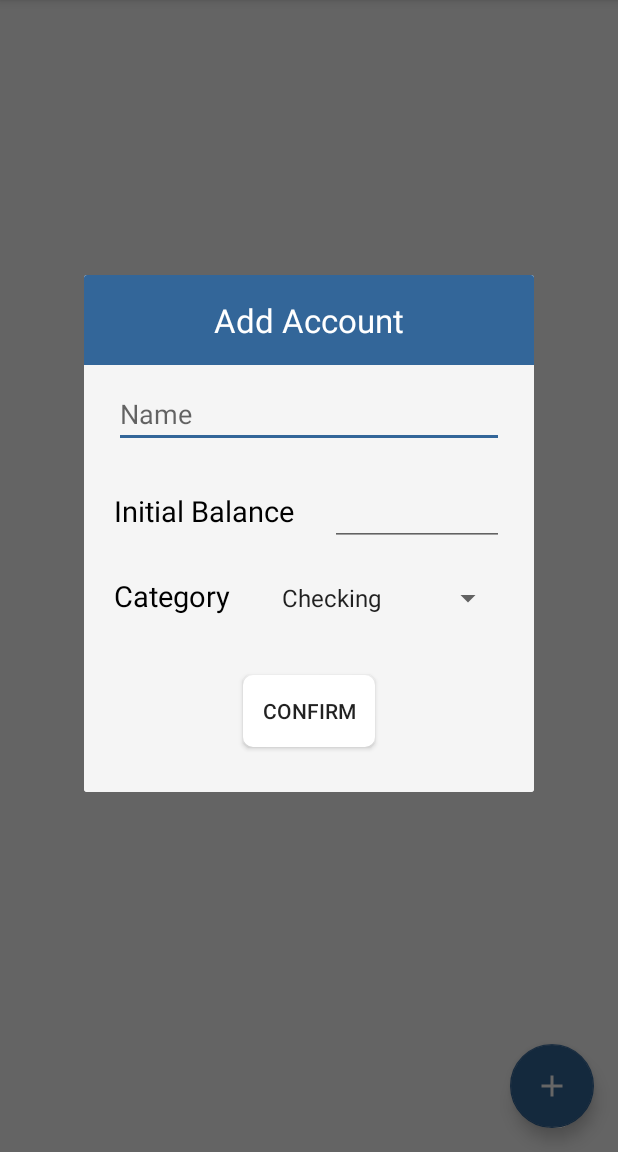
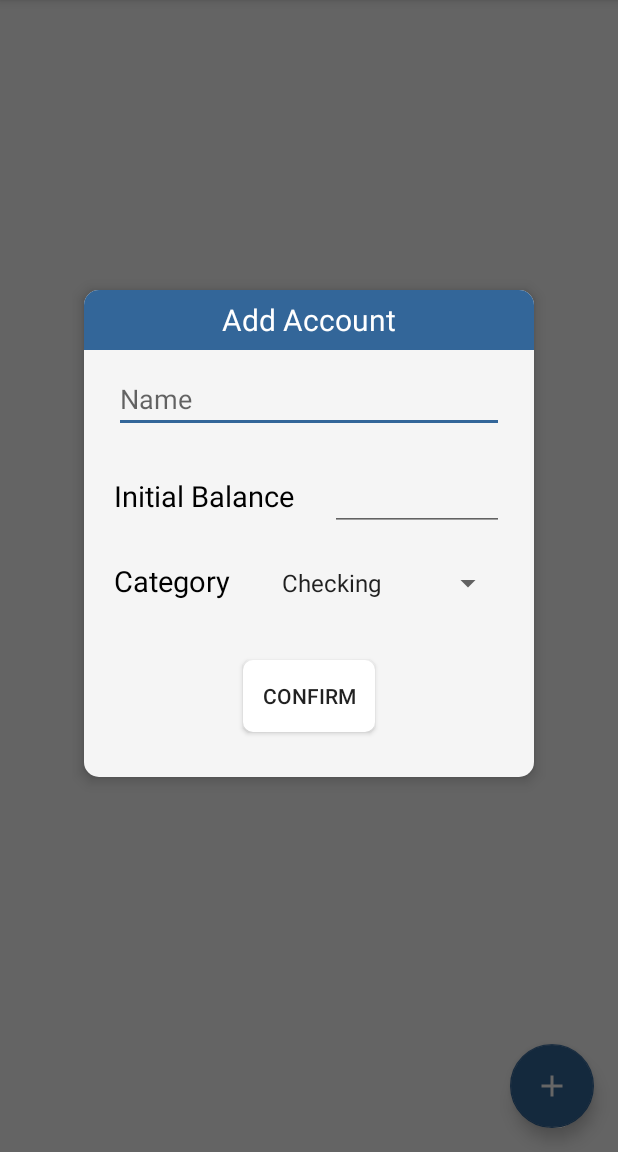
Before and after one commit to Fabioclug/Financial-Aid-App, an Android app: the AccountsFragment screen opened directly, with no data from a screen before it, after a tap on an icon or button, on a phone screen of 412 x 824 dp, the part 84-1236 px from its top. Run offline under Robolectric (Android 15) with nearby library versions, the phone set to English and light mode, and no system bars.

Commit message:
Implement online group removal, change server reference, redesign account options dialog

```diff
--- a/app/src/main/java/br/com/fclug/financialaid/server/ServerUtils.java
+++ b/app/src/main/java/br/com/fclug/financialaid/server/ServerUtils.java
@@ -23,7 +23,7 @@ import java.util.concurrent.TimeoutException;
 public class ServerUtils {
     private static final String TAG = "ServerUtils";
     private static String EMULATOR_SERVER_URL = "http://10.0.2.2:8080/api";
-    private static String SERVER_URL = "http://ec2-18-217-92-219.us-east-2.compute.amazonaws.com:8080";
+    private static String SERVER_URL = "http://35.239.227.242:8080";
 
     public static final String METHOD_GET = "GET";
     public static final String METHOD_POST = "POST";
@@ -39,6 +39,7 @@ public class ServerUtils {
     public static final String ROUTE_GET_SIMILAR_USERS = "/getSimilarUsers";
     public static final String ROUTE_GET_TRANSACTIONS = "/getGroupTransactions";
     public static final String ROUTE_GET_CREDITS = "/getGroupBalances";
+    public static final String ROUTE_REMOVE_GROUP = "/removeGroup";
 
 
     public static final int CONNECT_TIMEOUT = 5000;
--- a/app/src/main/res/layout/add_account_layout.xml
+++ b/app/src/main/res/layout/add_account_layout.xml
@@ -1,25 +1,34 @@
 <?xml version="1.0" encoding="utf-8"?>
-<LinearLayout xmlns:android="http://schemas.android.com/apk/res/android"
-    android:orientation="vertical" android:layout_width="300dp"
+<android.support.v7.widget.CardView
+    xmlns:android="http://schemas.android.com/apk/res/android"
+    xmlns:app="http://schemas.android.com/apk/res-auto"
+    android:orientation="vertical"
+    android:layout_width="wrap_content"
     android:layout_height="wrap_content"
-    android:background="@color/dialog_bg">
+    app:cardCornerRadius="10dp"
+    app:cardPreventCornerOverlap="true"
+    app:cardUseCompatPadding="true"
+    app:cardElevation="5dp"
+    app:cardBackgroundColor="@android:color/transparent"
+    android:background="@android:color/transparent">
 
     <LinearLayout
-        android:layout_width="match_parent"
-        android:layout_height="60dp"
-        android:background="@color/colorStartBar">
+        android:layout_width="300dp"
+        android:layout_height="wrap_content"
+        android:background="@color/dialog_bg"
+        android:orientation="vertical">
 
         <TextView
             android:id="@+id/account_dialog_title"
             android:layout_width="match_parent"
-            android:layout_height="wrap_content"
+            android:layout_height="40dp"
+            android:background="@color/colorStartBar"
             android:text="@string/add_account"
-            android:layout_gravity="center"
             android:textSize="@dimen/dialog_header_text_size"
             android:textColor="@android:color/white"
+            android:gravity="center"
             android:textAlignment="center"/>
 
-    </LinearLayout>
 
         <LinearLayout
             android:layout_width="match_parent"
@@ -104,4 +113,8 @@
             android:background="@drawable/edit_text_bg"
             android:text="Confirm"/>
 
+
+
     </LinearLayout>
+
+</android.support.v7.widget.CardView>
--- a/app/src/main/res/values/dimens.xml
+++ b/app/src/main/res/values/dimens.xml
@@ -16,7 +16,7 @@
     <dimen name="fab_special_margin">22dp</dimen>
 
     <!-- Dialogs -->
-    <dimen name="dialog_header_text_size">22sp</dimen>
+    <dimen name="dialog_header_text_size">20sp</dimen>
 
 
     <!-- List Swipe -->
--- a/build.gradle
+++ b/build.gradle
@@ -10,7 +10,7 @@ buildscript {
 
         // NOTE: Do not place your application dependencies here; they belong
         // in the individual module build.gradle files
-        classpath 'com.google.gms:google-services:3.1.1'
+        classpath 'com.google.gms:google-services:3.2.0'
     }
 }
 
```
Also changed, not shown: app/src/main/java/br/com/fclug/financialaid/CreateGroupActivity.java (+5 -6 lines), app/src/main/java/br/com/fclug/financialaid/GroupSummaryActivity.java (+6 -2 lines), app/src/main/java/br/com/fclug/financialaid/LoginActivity.java (+6 -2 lines), app/src/main/java/br/com/fclug/financialaid/adapter/GroupRecyclerViewListAdapter.java (+19 -1 lines), app/src/main/java/br/com/fclug/financialaid/models/Group.java (+23 -2 lines), app/src/main/java/br/compfclug/financialaid/dialog/AddAccountDialog.java (added, +142 -0 lines), app/src/main/res/values/strings.xml (+7 -3 lines), 1 other file. Lines whose indentation alone changed are shown as unchanged.
